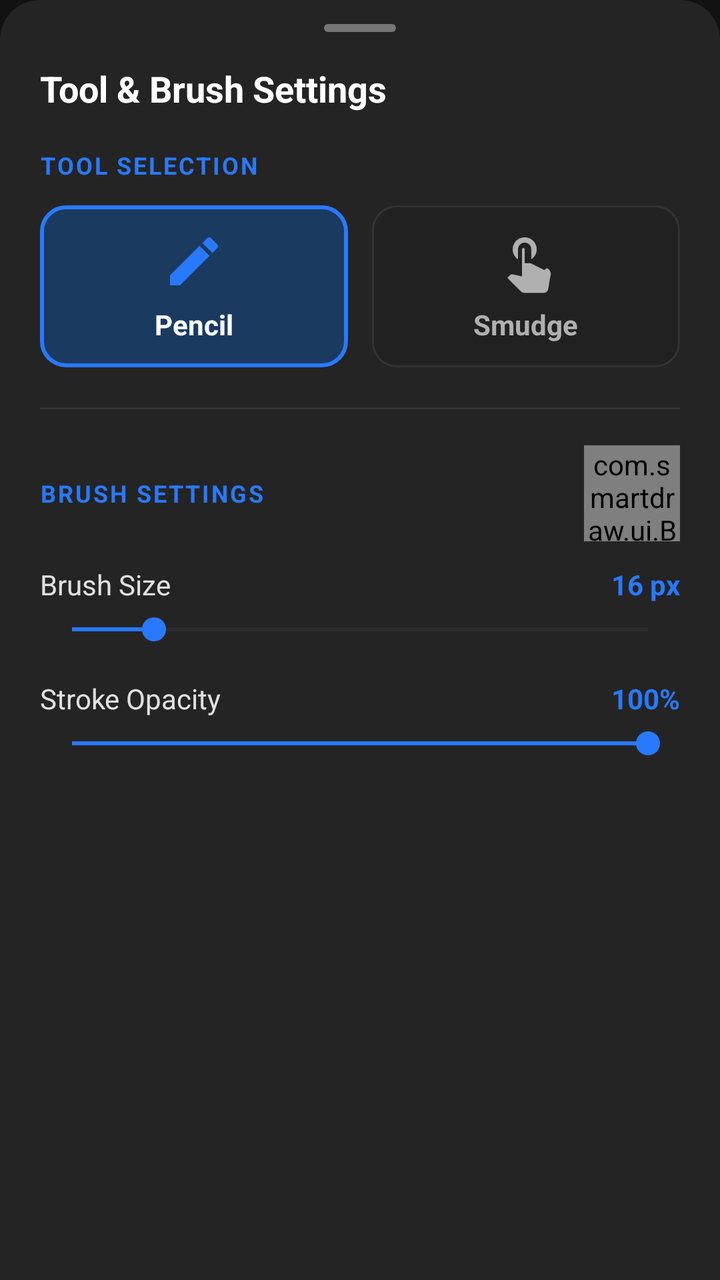
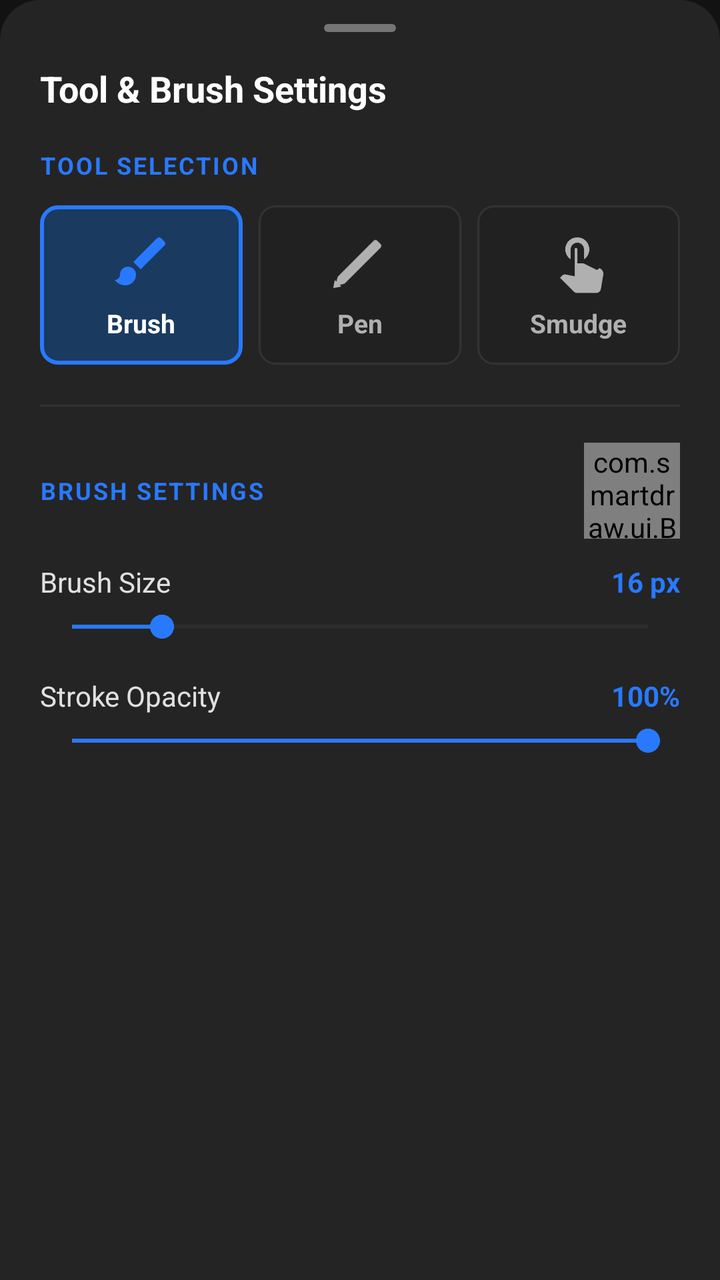

The first picture is an Android layout as it rendered before a commit; the second is the same layout after the commit. The layout source and the unified diff follow.
<!-- AndroidManifest.xml: application theme Theme.SmartDraw -->
<!-- res/layout/modal_tool_settings.xml -->
<?xml version="1.0" encoding="utf-8"?>
<androidx.core.widget.NestedScrollView
    xmlns:android="http://schemas.android.com/apk/res/android"
    android:layout_width="match_parent"
    android:layout_height="wrap_content"
    android:background="@drawable/bg_bottom_sheet"
    android:fillViewport="true">

    <LinearLayout
        android:layout_width="match_parent"
        android:layout_height="wrap_content"
        android:orientation="vertical"
        android:paddingStart="20dp"
        android:paddingEnd="20dp"
        android:paddingTop="12dp"
        android:paddingBottom="28dp">

        
        <View
            android:layout_width="36dp"
            android:layout_height="4dp"
            android:layout_gravity="center_horizontal"
            android:background="@drawable/bg_sheet_drag_handle"
            android:layout_marginBottom="16dp" />

        
        <TextView
            android:layout_width="wrap_content"
            android:layout_height="wrap_content"
            android:text="Tool &amp; Brush Settings"
            android:textColor="#FFFFFF"
            android:textSize="18sp"
            android:textStyle="bold"
            android:layout_marginBottom="18dp" />

        
        <TextView
            android:layout_width="wrap_content"
            android:layout_height="wrap_content"
            android:text="TOOL SELECTION"
            android:textColor="#2979FF"
            android:textSize="12sp"
            android:textStyle="bold"
            android:letterSpacing="0.08"
            android:layout_marginBottom="12dp" />

        <LinearLayout
            android:layout_width="match_parent"
            android:layout_height="wrap_content"
            android:orientation="horizontal"
            android:layout_marginBottom="20dp">

            
            <LinearLayout
                android:id="@+id/cardToolPencil"
                android:layout_width="0dp"
                android:layout_height="wrap_content"
                android:layout_weight="1"
                android:layout_marginEnd="6dp"
                android:orientation="vertical"
                android:gravity="center"
                android:paddingTop="12dp"
                android:paddingBottom="12dp"
                android:background="@drawable/bg_tool_card_active"
                android:clickable="true"
                android:focusable="true">

                <ImageView
                    android:id="@+id/iconPencil"
                    android:layout_width="32dp"
                    android:layout_height="32dp"
                    android:src="@drawable/ic_pencil"
                    android:tint="#2979FF"
                    android:contentDescription="Pencil" />

                <TextView
                    android:id="@+id/textPencil"
                    android:layout_width="wrap_content"
                    android:layout_height="wrap_content"
                    android:layout_marginTop="6dp"
                    android:text="Pencil"
                    android:textColor="#FFFFFF"
                    android:textSize="14sp"
                    android:textStyle="bold" />

            </LinearLayout>

            
            <LinearLayout
                android:id="@+id/cardToolSmudge"
                android:layout_width="0dp"
                android:layout_height="wrap_content"
                android:layout_weight="1"
                android:layout_marginStart="6dp"
                android:orientation="vertical"
                android:gravity="center"
                android:paddingTop="12dp"
                android:paddingBottom="12dp"
                android:background="@drawable/bg_tool_card_inactive"
                android:clickable="true"
                android:focusable="true">

                <ImageView
                    android:id="@+id/iconSmudge"
                    android:layout_width="32dp"
                    android:layout_height="32dp"
                    android:src="@drawable/ic_smudge"
                    android:tint="#B0B0B0"
                    android:contentDescription="Smudge" />

                <TextView
                    android:id="@+id/textSmudge"
                    android:layout_width="wrap_content"
                    android:layout_height="wrap_content"
                    android:layout_marginTop="6dp"
                    android:text="Smudge"
                    android:textColor="#B0B0B0"
                    android:textSize="14sp"
                    android:textStyle="bold" />

            </LinearLayout>

        </LinearLayout>

        
        <View
            android:layout_width="match_parent"
            android:layout_height="1dp"
            android:background="#333333"
            android:layout_marginBottom="18dp" />

        
        <LinearLayout
            android:layout_width="match_parent"
            android:layout_height="wrap_content"
            android:orientation="horizontal"
            android:gravity="center_vertical"
            android:layout_marginBottom="12dp">

            <TextView
                android:id="@+id/textSettingsSectionTitle"
                android:layout_width="0dp"
                android:layout_height="wrap_content"
                android:layout_weight="1"
                android:text="BRUSH SETTINGS"
                android:textColor="#2979FF"
                android:textSize="12sp"
                android:textStyle="bold"
                android:letterSpacing="0.08" />

            
            <com.smartdraw.ui.BrushPreviewView
                android:id="@+id/brushPreview"
                android:layout_width="48dp"
                android:layout_height="48dp" />

        </LinearLayout>

        
        <LinearLayout
            android:layout_width="match_parent"
            android:layout_height="wrap_content"
            android:orientation="horizontal"
            android:gravity="center_vertical"
            android:layout_marginBottom="4dp">

            <TextView
                android:layout_width="0dp"
                android:layout_height="wrap_content"
                android:layout_weight="1"
                android:text="Brush Size"
                android:textColor="#E0E0E0"
                android:textSize="14sp" />

            <TextView
                android:id="@+id/textSizeValue"
                android:layout_width="wrap_content"
                android:layout_height="wrap_content"
                android:text="16 px"
                android:textColor="#2979FF"
                android:textSize="14sp"
                android:textStyle="bold" />

        </LinearLayout>

        
        <SeekBar
            android:id="@+id/sliderBrushSize"
            android:layout_width="match_parent"
            android:layout_height="wrap_content"
            android:max="98"
            android:progress="14"
            android:thumbTint="#2979FF"
            android:progressTint="#2979FF"
            android:progressBackgroundTint="#424242"
            android:layout_marginBottom="16dp" />

        
        <LinearLayout
            android:layout_width="match_parent"
            android:layout_height="wrap_content"
            android:orientation="horizontal"
            android:gravity="center_vertical"
            android:layout_marginBottom="4dp">

            <TextView
                android:layout_width="0dp"
                android:layout_height="wrap_content"
                android:layout_weight="1"
                android:text="Stroke Opacity"
                android:textColor="#E0E0E0"
                android:textSize="14sp" />

            <TextView
                android:id="@+id/textBrushOpacityValue"
                android:layout_width="wrap_content"
                android:layout_height="wrap_content"
                android:text="100%"
                android:textColor="#2979FF"
                android:textSize="14sp"
                android:textStyle="bold" />

        </LinearLayout>

        
        <SeekBar
            android:id="@+id/sliderBrushOpacity"
            android:layout_width="match_parent"
            android:layout_height="wrap_content"
            android:max="99"
            android:progress="99"
            android:thumbTint="#2979FF"
            android:progressTint="#2979FF"
            android:progressBackgroundTint="#424242"
            android:layout_marginBottom="8dp" />

    </LinearLayout>

</androidx.core.widget.NestedScrollView>
<!-- resources referenced by this layout -->
<resources>
  <!-- drawable bg_bottom_sheet (drawable) -->
  <?xml version="1.0" encoding="utf-8"?>
  <shape xmlns:android="http://schemas.android.com/apk/res/android"
      android:shape="rectangle">
      <solid android:color="#242424" />
      <corners
          android:topLeftRadius="20dp"
          android:topRightRadius="20dp" />
  </shape>
  <!-- drawable bg_sheet_drag_handle (drawable) -->
  <?xml version="1.0" encoding="utf-8"?>
  <shape xmlns:android="http://schemas.android.com/apk/res/android"
      android:shape="rectangle">
      <solid android:color="#757575" />
      <corners android:radius="2dp" />
  </shape>
  <!-- drawable bg_tool_card_active (drawable) -->
  <?xml version="1.0" encoding="utf-8"?>
  <shape xmlns:android="http://schemas.android.com/apk/res/android"
      android:shape="rectangle">
      <solid android:color="#1A3A60" />
      <stroke android:width="2dp" android:color="#2979FF" />
      <corners android:radius="12dp" />
  </shape>
  <!-- drawable bg_tool_card_inactive (drawable) -->
  <?xml version="1.0" encoding="utf-8"?>
  <shape xmlns:android="http://schemas.android.com/apk/res/android"
      android:shape="rectangle">
      <solid android:color="#212121" />
      <stroke android:width="1dp" android:color="#333333" />
      <corners android:radius="12dp" />
  </shape>
  <!-- drawable ic_pencil (drawable) -->
  <vector xmlns:android="http://schemas.android.com/apk/res/android"
      android:width="24dp"
      android:height="24dp"
      android:viewportWidth="24"
      android:viewportHeight="24">
      <path
          android:fillColor="#FFFFFFFF"
          android:pathData="M3,17.25V21h3.75L17.81,9.94l-3.75,-3.75L3,17.25zM20.71,7.04c0.39,-0.39 0.39,-1.02 0,-1.41l-2.34,-2.34c-0.39,-0.39 -1.02,-0.39 -1.41,0l-1.83,1.83 3.75,3.75 1.83,-1.83z"/>
  </vector>
  <!-- drawable ic_smudge (drawable) -->
  <vector xmlns:android="http://schemas.android.com/apk/res/android"
      android:width="24dp"
      android:height="24dp"
      android:viewportWidth="24"
      android:viewportHeight="24">
      <path
          android:fillColor="#FFFFFFFF"
          android:pathData="M9,11.24V7.5C9,6.12 10.12,5 11.5,5S14,6.12 14,7.5v3.74c1.21,-0.81 2,-2.18 2,-3.74C16,5.01 13.99,3 11.5,3S7,5.01 7,7.5c0,1.56 0.79,2.93 2,3.74zM18.84,15.25l-4.7,-2.35c-0.24,-0.12 -0.51,-0.18 -0.78,-0.18h-1.86v-5.22C11.5,7.22 11.28,7 11,7s-0.5,0.22 -0.5,0.5v10.12l-3.42,-0.72c-0.08,-0.02 -0.17,-0.03 -0.25,-0.03 -0.34,0 -0.65,0.14 -0.88,0.36L5,18.17l5.12,5.13c0.35,0.35 0.83,0.55 1.33,0.55h7.11c0.88,0 1.62,-0.62 1.77,-1.49l0.9,-5.32c0.18,-1.02 -0.38,-2.02 -1.39,-2.49z"/>
  </vector>
  <style name="Theme.SmartDraw" parent="Theme.MaterialComponents.DayNight.NoActionBar">
          <item name="android:statusBarColor">#121212</item>
          <item name="colorPrimary">#2979FF</item>
          <item name="colorSecondary">#00E676</item>
          <item name="colorSurface">#1E1E1E</item>
          <item name="android:colorBackground">#121212</item>
          <item name="bottomSheetDialogTheme">@style/SmartDrawBottomSheetDialogTheme</item>
      </style>
  <style name="SmartDrawBottomSheetDialogTheme" parent="Theme.Design.BottomSheetDialog">
          <item name="bottomSheetStyle">@style/SmartDrawBottomSheetStyle</item>
      </style>
  <style name="SmartDrawBottomSheetStyle" parent="Widget.Design.BottomSheet.Modal">
          <item name="android:background">@drawable/bg_bottom_sheet</item>
      </style>
</resources>

<!-- the commit's change to res/layout/modal_tool_settings.xml (unified diff, before → after) -->
@@ -52,11 +52,11 @@
 
             
             <LinearLayout
-                android:id="@+id/cardToolPencil"
-                android:layout_width="0dp"
-                android:layout_height="wrap_content"
-                android:layout_weight="1"
-                android:layout_marginEnd="6dp"
+                android:id="@+id/cardToolBrush"
+                android:layout_width="0dp"
+                android:layout_height="wrap_content"
+                android:layout_weight="1"
+                android:layout_marginEnd="4dp"
                 android:orientation="vertical"
                 android:gravity="center"
                 android:paddingTop="12dp"
@@ -66,32 +66,33 @@
                 android:focusable="true">
 
                 <ImageView
-                    android:id="@+id/iconPencil"
+                    android:id="@+id/iconBrush"
                     android:layout_width="32dp"
                     android:layout_height="32dp"
-                    android:src="@drawable/ic_pencil"
+                    android:src="@drawable/ic_brush"
                     android:tint="#2979FF"
-                    android:contentDescription="Pencil" />
+                    android:contentDescription="Paintbrush" />
 
                 <TextView
-                    android:id="@+id/textPencil"
+                    android:id="@+id/textBrush"
                     android:layout_width="wrap_content"
                     android:layout_height="wrap_content"
                     android:layout_marginTop="6dp"
-                    android:text="Pencil"
+                    android:text="Brush"
                     android:textColor="#FFFFFF"
-                    android:textSize="14sp"
+                    android:textSize="13sp"
                     android:textStyle="bold" />
 
             </LinearLayout>
 
             
             <LinearLayout
-                android:id="@+id/cardToolSmudge"
-                android:layout_width="0dp"
-                android:layout_height="wrap_content"
-                android:layout_weight="1"
-                android:layout_marginStart="6dp"
+                android:id="@+id/cardToolPen"
+                android:layout_width="0dp"
+                android:layout_height="wrap_content"
+                android:layout_weight="1"
+                android:layout_marginStart="4dp"
+                android:layout_marginEnd="4dp"
                 android:orientation="vertical"
                 android:gravity="center"
                 android:paddingTop="12dp"
@@ -101,6 +102,41 @@
                 android:focusable="true">
 
                 <ImageView
+                    android:id="@+id/iconPen"
+                    android:layout_width="32dp"
+                    android:layout_height="32dp"
+                    android:src="@drawable/ic_pen"
+                    android:tint="#B0B0B0"
+                    android:contentDescription="Pen" />
+
+                <TextView
+                    android:id="@+id/textPen"
+                    android:layout_width="wrap_content"
+                    android:layout_height="wrap_content"
+                    android:layout_marginTop="6dp"
+                    android:text="Pen"
+                    android:textColor="#B0B0B0"
+                    android:textSize="13sp"
+                    android:textStyle="bold" />
+
+            </LinearLayout>
+
+            
+            <LinearLayout
+                android:id="@+id/cardToolSmudge"
+                android:layout_width="0dp"
+                android:layout_height="wrap_content"
+                android:layout_weight="1"
+                android:layout_marginStart="4dp"
+                android:orientation="vertical"
+                android:gravity="center"
+                android:paddingTop="12dp"
+                android:paddingBottom="12dp"
+                android:background="@drawable/bg_tool_card_inactive"
+                android:clickable="true"
+                android:focusable="true">
+
+                <ImageView
                     android:id="@+id/iconSmudge"
                     android:layout_width="32dp"
                     android:layout_height="32dp"
@@ -115,7 +151,7 @@
                     android:layout_marginTop="6dp"
                     android:text="Smudge"
                     android:textColor="#B0B0B0"
-                    android:textSize="14sp"
+                    android:textSize="13sp"
                     android:textStyle="bold" />
 
             </LinearLayout>
@@ -188,8 +224,8 @@
             android:id="@+id/sliderBrushSize"
             android:layout_width="match_parent"
             android:layout_height="wrap_content"
-            android:max="98"
-            android:progress="14"
+            android:max="199"
+            android:progress="31"
             android:thumbTint="#2979FF"
             android:progressTint="#2979FF"
             android:progressBackgroundTint="#424242"
<!-- resource entries referenced after the edit -->
@@ -22,7 +22,7 @@
       android:shape="rectangle">
       <solid android:color="#1A3A60" />
       <stroke android:width="2dp" android:color="#2979FF" />
-      <corners android:radius="12dp" />
+      <corners android:radius="8dp" />
   </shape>
   <!-- drawable bg_tool_card_inactive (drawable) -->
   <?xml version="1.0" encoding="utf-8"?>
@@ -30,9 +30,9 @@
       android:shape="rectangle">
       <solid android:color="#212121" />
       <stroke android:width="1dp" android:color="#333333" />
-      <corners android:radius="12dp" />
+      <corners android:radius="8dp" />
   </shape>
-  <!-- drawable ic_pencil (drawable) -->
+  <!-- drawable ic_brush (drawable) -->
   <vector xmlns:android="http://schemas.android.com/apk/res/android"
       android:width="24dp"
       android:height="24dp"
@@ -40,7 +40,20 @@
       android:viewportHeight="24">
       <path
           android:fillColor="#FFFFFFFF"
-          android:pathData="M3,17.25V21h3.75L17.81,9.94l-3.75,-3.75L3,17.25zM20.71,7.04c0.39,-0.39 0.39,-1.02 0,-1.41l-2.34,-2.34c-0.39,-0.39 -1.02,-0.39 -1.41,0l-1.83,1.83 3.75,3.75 1.83,-1.83z"/>
+          android:pathData="M7,14c-1.66,0 -3,1.34 -3,3 0,1.31 -1.16,2 -2,2 0.92,1.22 2.49,2 4,2 2.21,0 4,-1.79 4,-4 0,-1.66 -1.34,-3 -3,-3zM20.71,4.63l-1.34,-1.34c-0.39,-0.39 -1.02,-0.39 -1.41,0L9,12.25 11.75,15l8.96,-8.96c0.39,-0.39 0.39,-1.02 0,-1.41z"/>
+  </vector>
+  <!-- drawable ic_pen (drawable) -->
+  <vector xmlns:android="http://schemas.android.com/apk/res/android"
+      android:width="24dp"
+      android:height="24dp"
+      android:viewportWidth="24"
+      android:viewportHeight="24">
+      <path
+          android:fillColor="#FFFFFFFF"
+          android:pathData="M2.5,21.5l3.8,-1.2 12.1,-12.1 -2.6,-2.6L3.7,17.7zM19.7,6.9c0.4,-0.4 0.4,-1 0,-1.4l-1.2,-1.2c-0.4,-0.4 -1,-0.4 -1.4,0l-1.4,1.4 2.6,2.6z"/>
+      <path
+          android:fillColor="#FFFFFFFF"
+          android:pathData="M2,22l3,-0.5 -2.5,-2.5z"/>
   </vector>
   <!-- drawable ic_smudge (drawable) -->
   <vector xmlns:android="http://schemas.android.com/apk/res/android"
